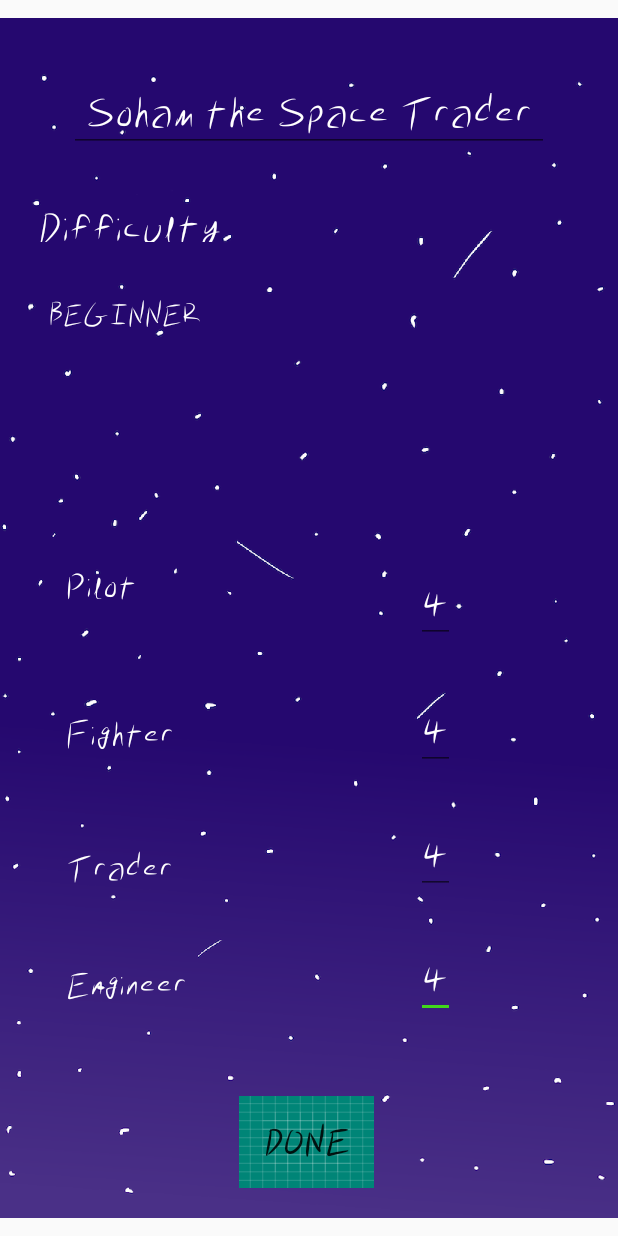
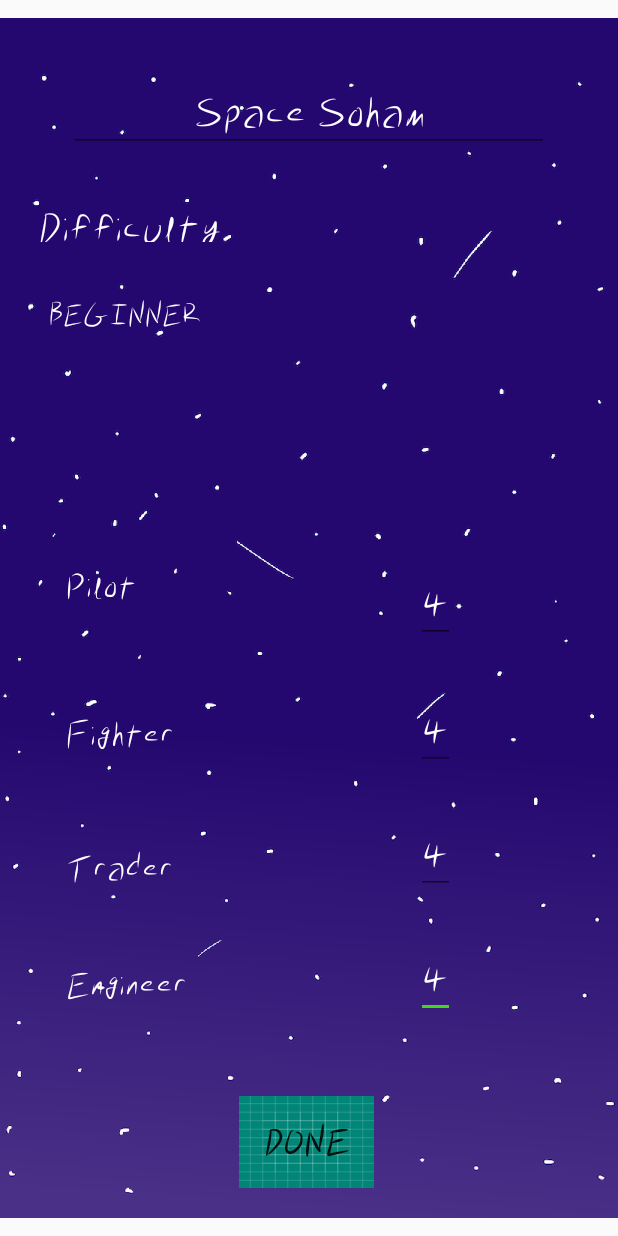
Before and after one commit to Astro-Devs/SpaceTraders, an Android app: the ConfigurationActivity screen opened directly, with no data from a screen before it, on a phone screen of 412 x 824 dp. Run offline under Robolectric (Android 15) with nearby library versions, the phone set to English and light mode, and no system bars.

Commit message:
Change default player name

```diff
--- a/app/src/main/res/layout/activity_config.xml
+++ b/app/src/main/res/layout/activity_config.xml
@@ -79,7 +79,7 @@
             android:inputType="textPersonName" android:fontFamily="@font/soham" android:textSize="30sp"
             android:hint="Player Name"
             android:gravity="center"
-            android:textColorHint="#808080" android:text="Soham the Space Trader"/>
+            android:textColorHint="#808080" android:text="Space Soham"/>
     <Spinner
             android:layout_width="280dp"
             android:layout_height="41dp"
```
